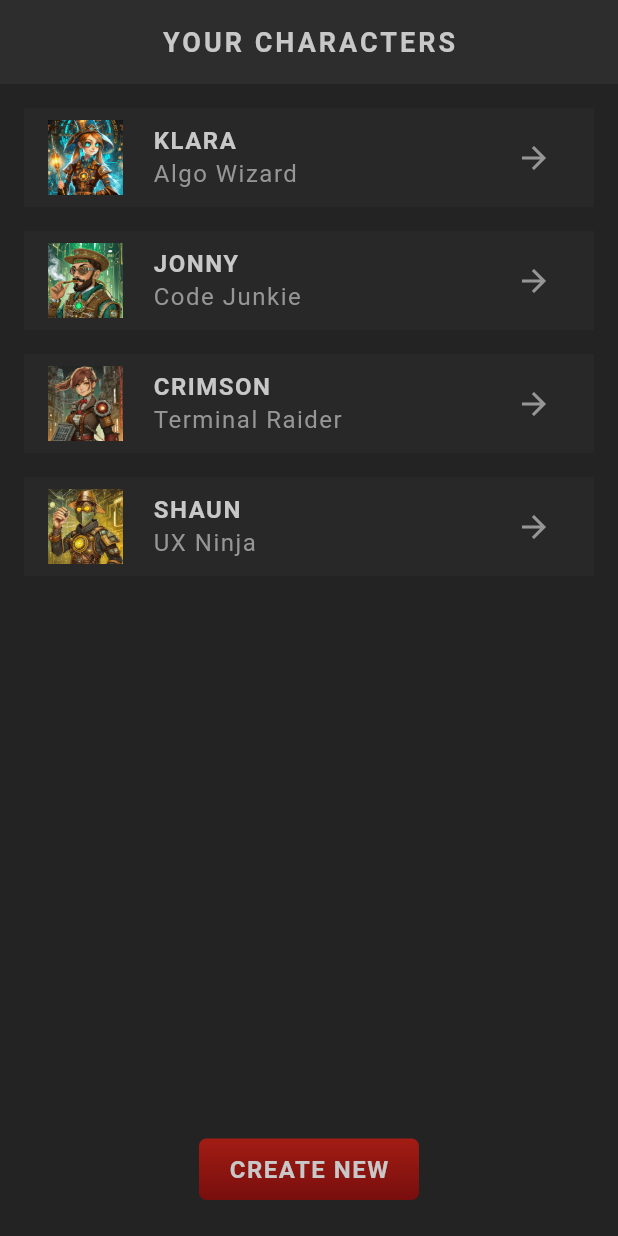
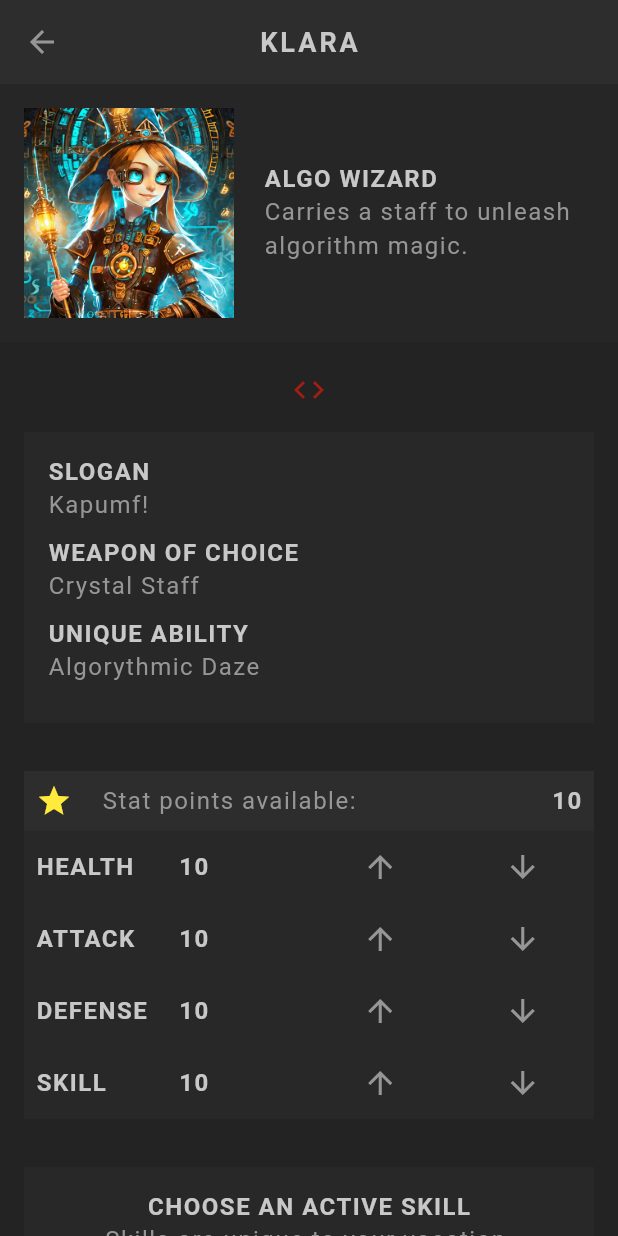
Before and after one commit to TheJazzDev/rpg, a Flutter app: the screen it shows after launch, after a tap on the "arrow forward" icon, on a phone screen of 412 x 824 dp. Run offline on Flutter 3.47's test engine with Material 3 defaults, Android fonts, the phone set to English and light mode, and no system bars; our stand-ins replace google_fonts; Roboto replaces fonts that are missing (Kanit).

Commit message:
add profile page

```diff
--- a/lib/screens/home/character_card.dart
+++ b/lib/screens/home/character_card.dart
@@ -1,5 +1,6 @@
 import 'package:flutter/material.dart';
 import 'package:flutter_rpg/models/character.dart';
+import 'package:flutter_rpg/screens/profile/profile.dart';
 import 'package:flutter_rpg/shared/styled_text.dart';
 import 'package:flutter_rpg/theme.dart';
 
@@ -28,7 +29,10 @@ class CharacterCard extends StatelessWidget {
           ),
           IconButton(
               onPressed: () {
-                // navigate to character profile screen
+                Navigator.push(
+                    context,
+                    MaterialPageRoute(
+                        builder: (ctx) => Profile(character: character)));
               },
               icon: Icon(Icons.arrow_forward, color: AppColors.textColor)),
         ]),
--- /dev/null
+++ b/lib/screens/profile/profile.dart
@@ -0,0 +1,104 @@
+import 'package:flutter/material.dart';
+import 'package:flutter_rpg/models/character.dart';
+import 'package:flutter_rpg/screens/profile/skill_list.dart';
+import 'package:flutter_rpg/screens/profile/stats_table.dart';
+import 'package:flutter_rpg/shared/styled_button.dart';
+import 'package:flutter_rpg/shared/styled_text.dart';
+import 'package:flutter_rpg/theme.dart';
+
+class Profile extends StatelessWidget {
+  const Profile({
+    super.key,
+    required this.character,
+  });
+
+  final Character character;
+
+  @override
+  Widget build(BuildContext context) {
+    return Scaffold(
+      appBar: AppBar(title: StyledTitle(character.name)),
+      body: SingleChildScrollView(
+        child: Column(
+          crossAxisAlignment: CrossAxisAlignment.center,
+          children: [
+            // Basic info - image, vocation, description
+            Container(
+              padding: const EdgeInsets.all(16),
+              color: AppColors.secondaryColor.withOpacity(0.3),
+              child: Row(
+                children: [
+                  Image.asset(
+                    'assets/img/vocations/${character.vocation.image}',
+                    width: 140,
+                    height: 140,
+                  ),
+                  const SizedBox(width: 20),
+                  Expanded(
+                    child: Column(
+                      crossAxisAlignment: CrossAxisAlignment.start,
+                      children: [
+                        StyledHeading(character.vocation.title),
+                        StyledText(character.vocation.description),
+                      ],
+                    ),
+                  )
+                ],
+              ),
+            ),
+
+            // weapon and ability
+            const SizedBox(height: 20),
+            Center(child: Icon(Icons.code, color: AppColors.primaryColor)),
+
+            Padding(
+              padding: const EdgeInsets.all(16),
+              child: Container(
+                width: double.infinity,
+                padding: const EdgeInsets.all(16),
+                color: AppColors.secondaryColor.withOpacity(0.5),
+                child: Column(
+                  crossAxisAlignment: CrossAxisAlignment.start,
+                  children: [
+                    const StyledHeading('Slogan'),
+                    StyledText(character.slogan),
+                    const SizedBox(height: 10),
+                    const StyledHeading('Weapon of Choice'),
+                    StyledText(character.vocation.weapon),
+                    const SizedBox(height: 10),
+                    const StyledHeading('Unique Ability'),
+                    StyledText(character.vocation.ability),
+                    const SizedBox(height: 10),
+                  ],
+                ),
+              ),
+            ),
+
+            // stats & skills
+            Container(
+              alignment: Alignment.center,
+              child: Column(children: [
+                StatsTable(character),
+                SkillList(character),
+              ]),
+            ),
+
+            // save button
+            StyledButton(
+                onPressed: () {
+                  // show snackbar
+                  ScaffoldMessenger.of(context).showSnackBar(SnackBar(
+                    content: const StyledHeading('Character saved.'),
+                    showCloseIcon: true,
+                    backgroundColor: AppColors.secondaryColor,
+                    duration: const Duration(seconds: 2),
+                  ));
+                },
+                child: const StyledHeading('save character')),
+            const SizedBox(height: 20),
+          ],
+        ),
+      ),
+    );
+  }
+}
--- /dev/null
+++ b/lib/screens/profile/skill_list.dart
@@ -0,0 +1,77 @@
+import 'package:flutter/material.dart';
+import 'package:flutter_rpg/models/character.dart';
+import 'package:flutter_rpg/models/skill.dart';
+import 'package:flutter_rpg/shared/styled_text.dart';
+import 'package:flutter_rpg/theme.dart';
+
+class SkillList extends StatefulWidget {
+  const SkillList(this.character, {super.key});
+
+  final Character character;
+
+  @override
+  State<SkillList> createState() => _SkillListState();
+}
+
+class _SkillListState extends State<SkillList> {
+  late List<Skill> availableSkills;
+  late Skill selectedSkill;
+
+  @override
+  void initState() {
+    availableSkills = allSkills.where((skill) {
+      return skill.vocation == widget.character.vocation;
+    }).toList();
+
+    if (widget.character.skills.isEmpty) {
+      selectedSkill = availableSkills[0];
+    }
+    if (widget.character.skills.isNotEmpty) {
+      selectedSkill = widget.character.skills.first;
+    }
+
+    super.initState();
+  }
+
+  @override
+  Widget build(BuildContext context) {
+    return Padding(
+        padding: const EdgeInsets.all(16),
+        child: Container(
+          padding: const EdgeInsets.all(16),
+          color: AppColors.secondaryColor.withOpacity(0.5),
+          child: Column(
+            children: [
+              const StyledHeading('Choose an active skill'),
+              const StyledText('Skills are unique to your vocation.'),
+              const SizedBox(height: 20),
+              Row(
+                  mainAxisAlignment: MainAxisAlignment.center,
+                  children: availableSkills.map((skill) {
+                    return Container(
+                      margin: const EdgeInsets.all(5),
+                      padding: const EdgeInsets.all(2),
+                      color: skill == selectedSkill
+                          ? Colors.yellow
+                          : Colors.transparent,
+                      child: GestureDetector(
+                        onTap: () {
+                          setState(() {
+                            widget.character.updateSkills(skill);
+                            selectedSkill = skill;
+                          });
+                        },
+                        child: Image.asset(
+                          'assets/img/skills/${skill.image}',
+                          width: 70,
+                        ),
+                      ),
+                    );
+                  }).toList()),
+              const SizedBox(height: 10),
+              StyledText(selectedSkill.name),
+            ],
+          ),
+        ));
+  }
+}
--- /dev/null
+++ b/lib/screens/profile/stats_table.dart
@@ -0,0 +1,99 @@
+import 'package:flutter/material.dart';
+import 'package:flutter_rpg/models/character.dart';
+import 'package:flutter_rpg/shared/styled_text.dart';
+import 'package:flutter_rpg/theme.dart';
+
+class StatsTable extends StatefulWidget {
+  const StatsTable(this.character, {super.key});
+
+  final Character character;
+
+  @override
+  State<StatsTable> createState() => _StatsTableState();
+}
+
+class _StatsTableState extends State<StatsTable> {
+  @override
+  Widget build(BuildContext context) {
+    return Padding(
+      padding: const EdgeInsets.all(16.0),
+      child: Column(
+        children: [
+          // available points
+          Container(
+              color: AppColors.secondaryColor,
+              padding: const EdgeInsets.all(8),
+              child: Row(
+                children: [
+                  Icon(
+                    Icons.star,
+                    color: widget.character.points > 0
+                        ? Colors.yellow
+                        : Colors.grey,
+                  ),
+                  const SizedBox(width: 20),
+                  const StyledText('Stat points available:'),
+                  const Expanded(child: SizedBox()),
+                  StyledHeading(widget.character.points.toString())
+                ],
+              )),
+
+          // stats table
+          Table(
+              children: widget.character.statsAsFormattedList.map((stat) {
+            return TableRow(
+                decoration: BoxDecoration(
+                    color: AppColors.secondaryColor.withOpacity(0.5)),
+                children: [
+                  // stat title (e.g. health)
+                  TableCell(
+                    verticalAlignment: TableCellVerticalAlignment.middle,
+                    child: Padding(
+                      padding: const EdgeInsets.all(8.0),
+                      child: StyledHeading(stat['title']!),
+                    ),
+                  ),
+
+                  // stat value
+                  TableCell(
+                    verticalAlignment: TableCellVerticalAlignment.middle,
+                    child: Padding(
+                      padding: const EdgeInsets.all(8.0),
+                      child: StyledHeading(stat['value']!),
+                    ),
+                  ),
+
+                  // icon to increase stat
+                  TableCell(
+                    verticalAlignment: TableCellVerticalAlignment.middle,
+                    child: IconButton(
+                      icon:
+                          Icon(Icons.arrow_upward, color: AppColors.textColor),
+                      onPressed: () {
+                        setState(() {
+                          widget.character.increaseStat(stat['title']!);
+                        });
+                      },
+                    ),
+                  ),
+
+                  // icon to decrease stat
+                  TableCell(
+                    verticalAlignment: TableCellVerticalAlignment.middle,
+                    child: GestureDetector(
+                      child: Icon(Icons.arrow_downward,
+                          color: AppColors.textColor),
+                      onTap: () {
+                        setState(() {
+                          widget.character.decreaseStat(stat['title']!);
+                        });
+                      },
+                    ),
+                  ),
+                ]);
+          }).toList()),
+        ],
+      ),
+    );
+  }
+}
```
